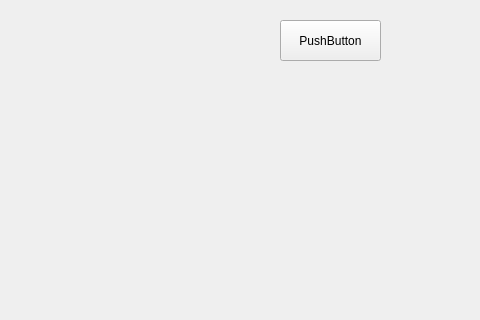
Temporetti/Rejoj, file mainwindow.ui: the form before one commit; both pictures show x 320 to 800 and y 0 to 320 of the 800 by 600 pixel window.
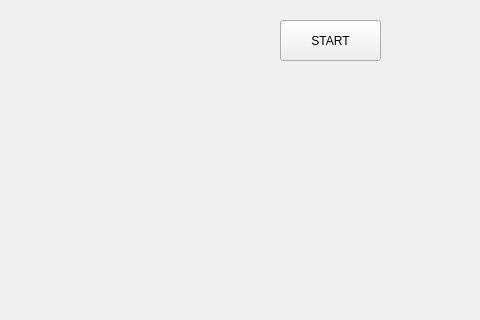
The form after the commit.

Commit message: 13/8/2021 mejora en el reloj

Patch:
```diff
--- a/mainwindow.ui
+++ b/mainwindow.ui
@@ -27,7 +27,7 @@
      <cursorShape>ArrowCursor</cursorShape>
     </property>
     <property name="text">
-     <string>PushButton</string>
+     <string>START</string>
     </property>
    </widget>
    <widget class="QWidget" name="widget" native="true">
@@ -36,7 +36,7 @@
       <x>80</x>
       <y>10</y>
       <width>511</width>
-      <height>311</height>
+      <height>451</height>
      </rect>
     </property>
    </widget>
```
The commit also changes 2 other files.
